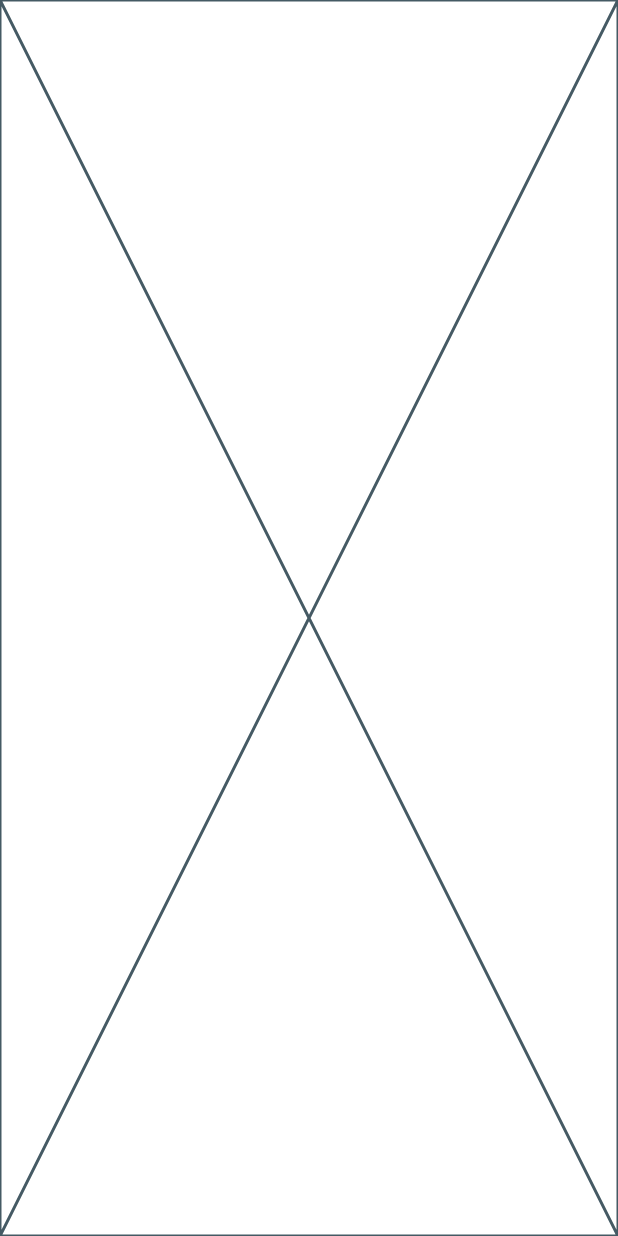
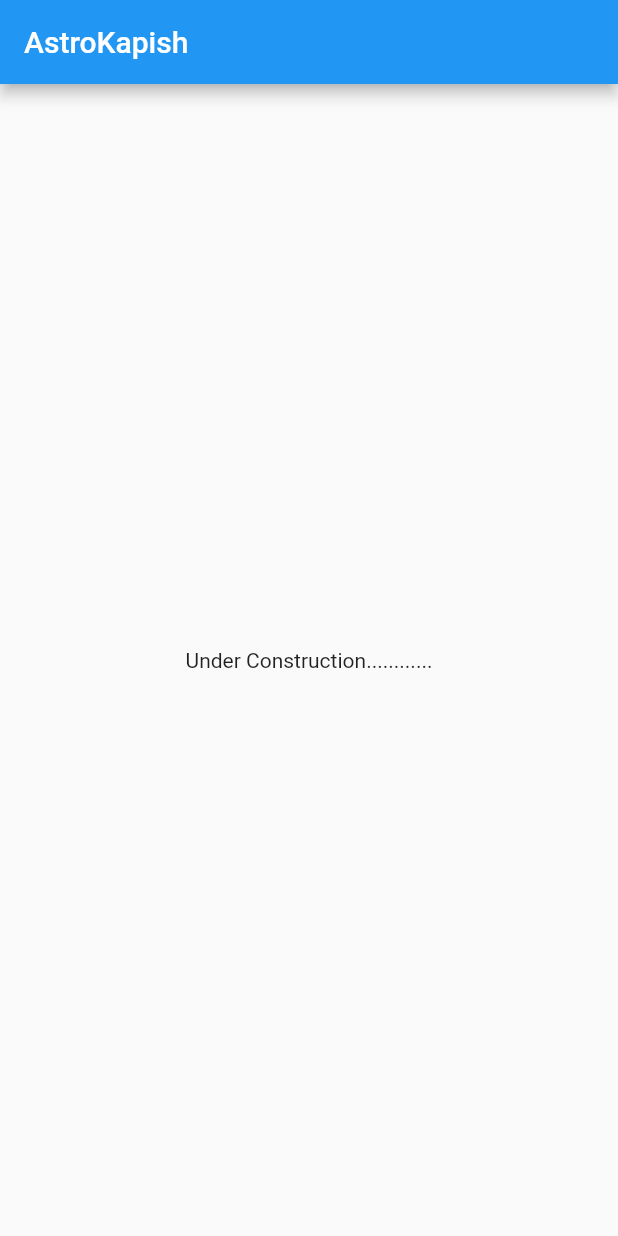
Before and after one commit to Prakash0580/AstroCus, a Flutter app: the screen it shows after launch, on a phone screen of 412 x 824 dp. Run offline on Flutter 3.47's test engine with Material 2 defaults, Android fonts, the light colour scheme and no system bars.

Commit message:
Build Updated

```diff
--- a/lib/mobile/mobile.dart
+++ b/lib/mobile/mobile.dart
@@ -5,6 +5,13 @@ class MobileScreen extends StatelessWidget {
 
   @override
   Widget build(BuildContext context) {
-    return const Placeholder();
+    return Scaffold(
+      appBar: AppBar(
+        title: Text("AstroKapish"),
+      ),
+      body: Center(
+        child: Text("Under Construction............"),
+      ),
+    );
   }
 }
```
Also changed, not shown: 3 other files.
